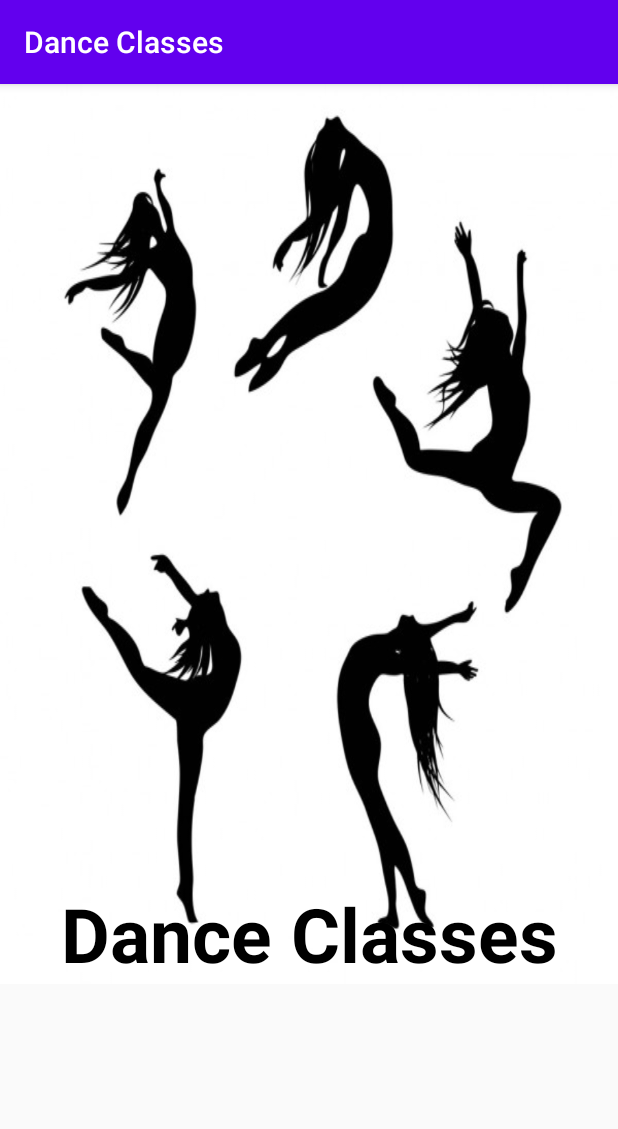
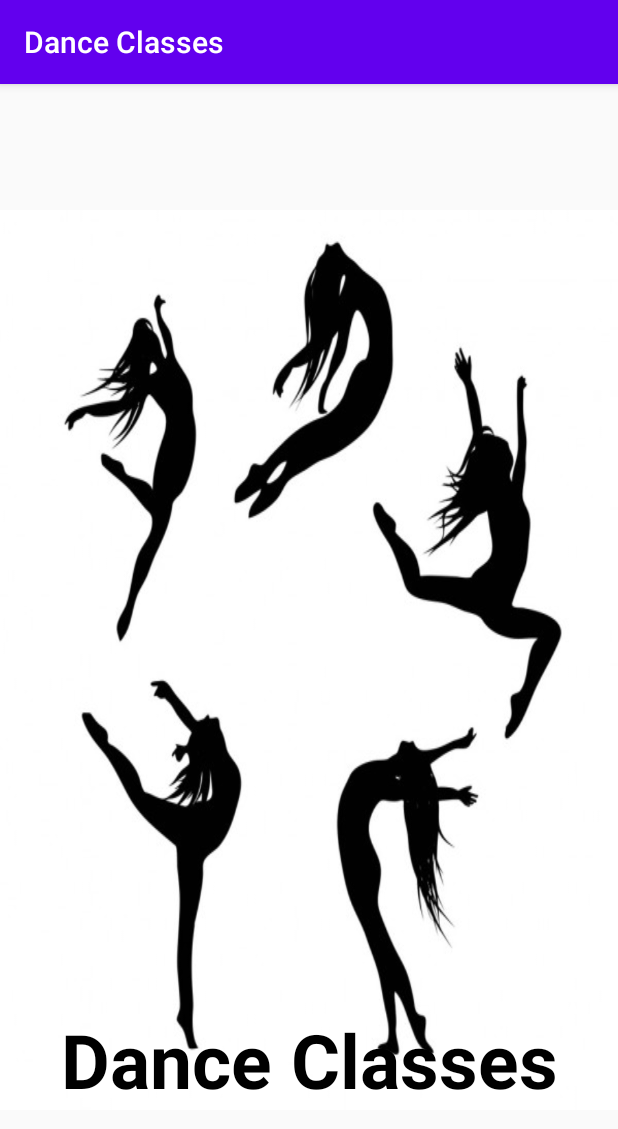
Before and after one commit to sachernik/CPS731Assign4, an Android app: the Splash screen opened directly, with no data from a screen before it, on a phone screen of 412 x 824 dp. Shown: the top 1129 px of the screen. Run offline under Robolectric (Android 15) with nearby library versions, the phone set to English and light mode, and no system bars.

Commit message:
Centred splash background

```diff
--- a/app/src/main/res/layout/activity_main.xml
+++ b/app/src/main/res/layout/activity_main.xml
@@ -1,6 +1,6 @@
 <?xml version="1.0" encoding="utf-8"?>
-<LinearLayout xmlns:android="http://schemas.android.com/apk/res/android"
-    xmlns:app="http://schemas.android.com/apk/res-auto"
+<LinearLayout
+    xmlns:android="http://schemas.android.com/apk/res/android"
     xmlns:tools="http://schemas.android.com/tools"
     android:layout_width="match_parent"
     android:layout_height="match_parent"
--- a/app/src/main/res/layout/activity_splash.xml
+++ b/app/src/main/res/layout/activity_splash.xml
@@ -1,9 +1,11 @@
 <?xml version="1.0" encoding="utf-8"?>
-<androidx.constraintlayout.widget.ConstraintLayout
+<LinearLayout
     xmlns:android="http://schemas.android.com/apk/res/android"
     xmlns:tools="http://schemas.android.com/tools"
     android:layout_width="match_parent"
     android:layout_height="match_parent"
+    android:orientation="vertical"
+    android:gravity="center_vertical"
     tools:context=".Splash">
 
     <TextView
@@ -20,4 +22,4 @@
         android:layout_gravity="center_vertical"
         />
 
-</androidx.constraintlayout.widget.ConstraintLayout>
+</LinearLayout>
```
